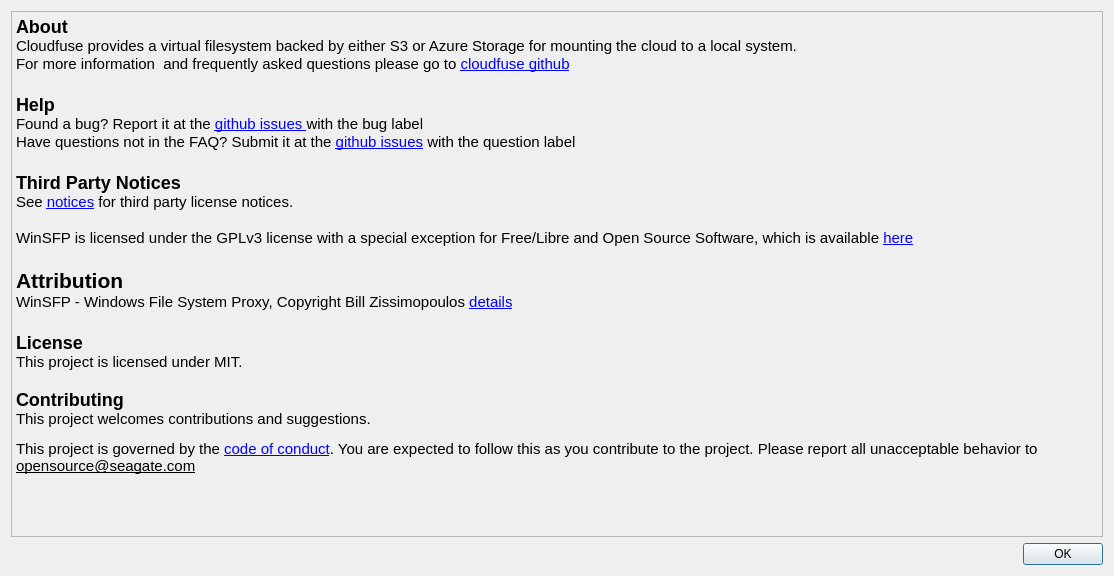
Seagate/cloudfuse, file gui/about_dialog.ui: the form before one commit.
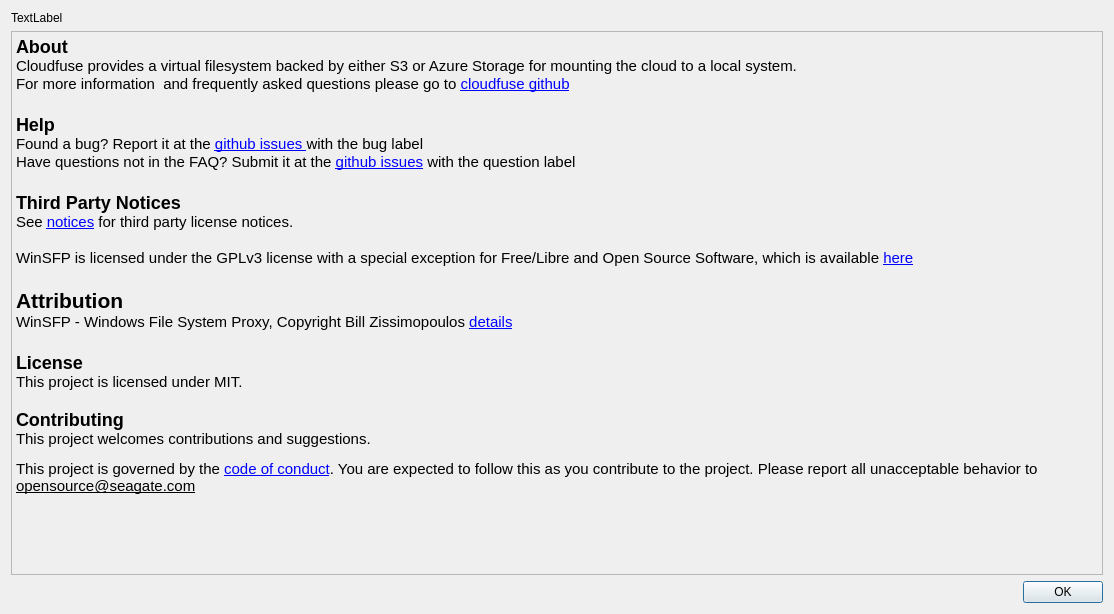
The form after the commit.

Commit message: Initial commit - change of ui, class init, etc

```diff
--- a/gui/about_dialog.ui
+++ b/gui/about_dialog.ui
@@ -7,14 +7,14 @@
     <x>0</x>
     <y>0</y>
     <width>1114</width>
-    <height>576</height>
+    <height>614</height>
    </rect>
   </property>
   <property name="windowTitle">
    <string>About CloudFUSE</string>
   </property>
   <layout class="QGridLayout" name="gridLayout">
-   <item row="0" column="0">
+   <item row="2" column="0">
     <widget class="QTextBrowser" name="textBrowser">
      <property name="styleSheet">
       <string notr="true">background-color: rgb(239, 239, 239);
@@ -50,13 +50,20 @@
      </property>
     </widget>
    </item>
-   <item row="1" column="0">
+   <item row="3" column="0">
     <widget class="QDialogButtonBox" name="buttonBox">
      <property name="standardButtons">
       <set>QDialogButtonBox::Ok</set>
      </property>
     </widget>
    </item>
+   <item row="0" column="0" rowspan="2">
+    <widget class="QLabel" name="labelcloudfuseVersion">
+     <property name="text">
+      <string>TextLabel</string>
+     </property>
+    </widget>
+   </item>
   </layout>
  </widget>
  <resources/>
```
The commit also changes 2 other files.
